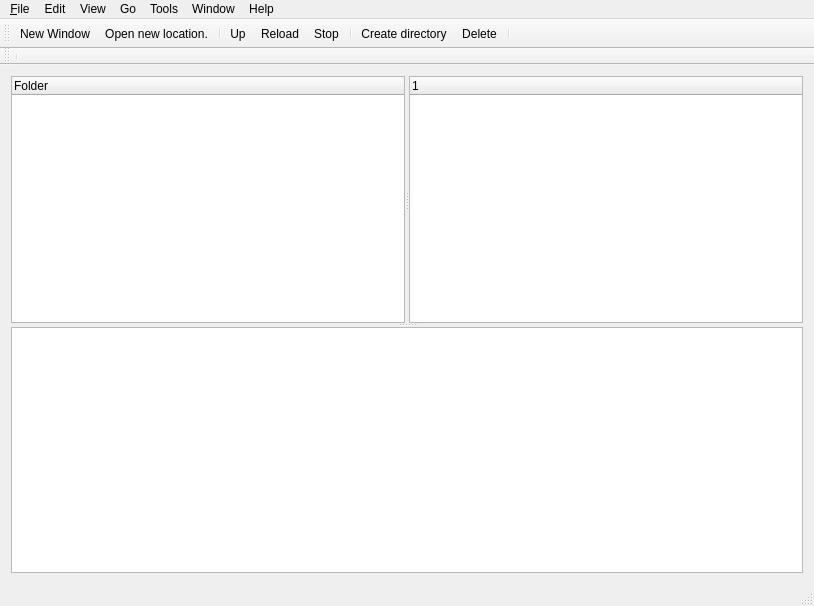
jonaslindemann/arc-gui-clients, file src/arcstorage-ui/arcstoragewindow.ui: the form before one commit.
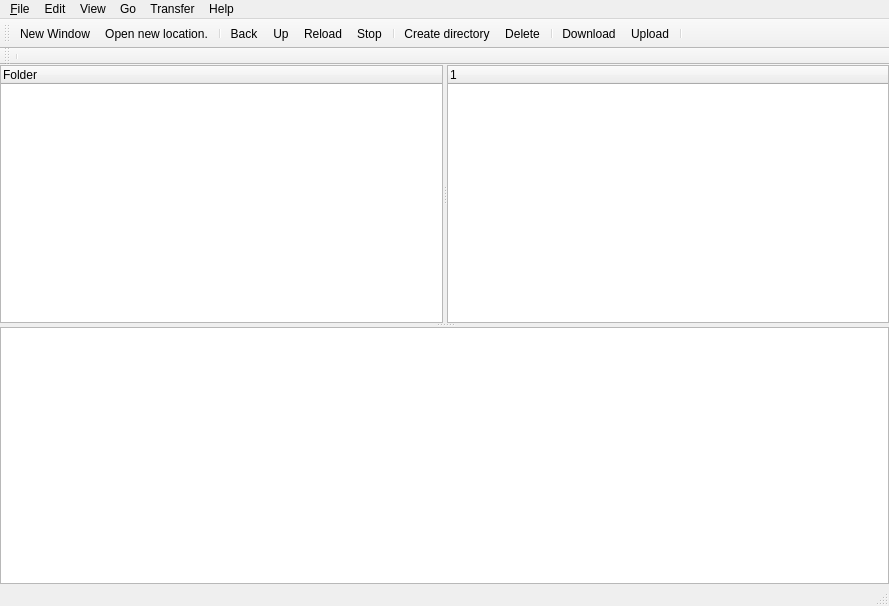
The form after the commit. Icons and pictures are not drawn. Custom widgets are drawn as their Qt base class.

Commit message: Upload and download added. Logging can now be changed from settings. Help window implemented with documentation for ARC Storage Explorer.

```diff
--- a/src/arcstorage-ui/arcstoragewindow.ui
+++ b/src/arcstorage-ui/arcstoragewindow.ui
@@ -6,7 +6,7 @@
    <rect>
     <x>0</x>
     <y>0</y>
-    <width>814</width>
+    <width>889</width>
     <height>606</height>
    </rect>
   </property>
@@ -21,6 +21,9 @@
     </sizepolicy>
    </property>
    <layout class="QVBoxLayout" name="verticalLayout">
+    <property name="margin">
+     <number>0</number>
+    </property>
     <item>
      <widget class="QSplitter" name="splitterVertical">
       <property name="sizePolicy">
@@ -60,6 +63,9 @@
          <height>0</height>
         </size>
        </property>
+       <property name="frameShape">
+        <enum>QFrame::NoFrame</enum>
+       </property>
        <property name="orientation">
         <enum>Qt::Horizontal</enum>
        </property>
@@ -82,6 +88,9 @@
           <height>16777215</height>
          </size>
         </property>
+        <property name="frameShape">
+         <enum>QFrame::StyledPanel</enum>
+        </property>
         <column>
          <property name="text">
           <string notr="true">Folder</string>
@@ -107,6 +116,12 @@
           <height>16777215</height>
          </size>
         </property>
+        <property name="frameShape">
+         <enum>QFrame::StyledPanel</enum>
+        </property>
+        <property name="frameShadow">
+         <enum>QFrame::Sunken</enum>
+        </property>
         <property name="selectionMode">
          <enum>QAbstractItemView::ContiguousSelection</enum>
         </property>
@@ -148,6 +163,9 @@
          <pointsize>9</pointsize>
         </font>
        </property>
+       <property name="frameShape">
+        <enum>QFrame::StyledPanel</enum>
+       </property>
        <property name="lineWrapMode">
         <enum>QTextEdit::NoWrap</enum>
        </property>
@@ -167,7 +185,7 @@
     <rect>
      <x>0</x>
      <y>0</y>
-     <width>814</width>
+     <width>889</width>
      <height>26</height>
     </rect>
    </property>
@@ -213,26 +231,18 @@
     </property>
     <addaction name="actionShowTransferList"/>
    </widget>
-   <widget class="QMenu" name="menuTools">
+   <widget class="QMenu" name="menuTransfer">
     <property name="title">
-     <string>Tools</string>
+     <string>Transfer</string>
     </property>
-    <addaction name="actionConvertCertificates"/>
-    <addaction name="actionCreateProxyCert"/>
-    <addaction name="actionJobSubmissionTool"/>
-    <addaction name="actionJobManager"/>
-   </widget>
-   <widget class="QMenu" name="menuWindow">
-    <property name="title">
-     <string>Window</string>
-    </property>
+    <addaction name="actionDownloadSelected"/>
+    <addaction name="actionUploadSelected"/>
    </widget>
    <addaction name="menu_File"/>
    <addaction name="menuEdit"/>
    <addaction name="menuView"/>
    <addaction name="menuGo"/>
-   <addaction name="menuTools"/>
-   <addaction name="menuWindow"/>
+   <addaction name="menuTransfer"/>
    <addaction name="menuHelp"/>
   </widget>
   <widget class="QToolBar" name="mainToolBar">
@@ -242,6 +252,9 @@
      <verstretch>0</verstretch>
     </sizepolicy>
    </property>
+   <property name="toolButtonStyle">
+    <enum>Qt::ToolButtonIconOnly</enum>
+   </property>
    <attribute name="toolBarArea">
     <enum>TopToolBarArea</enum>
    </attribute>
@@ -251,6 +264,7 @@
    <addaction name="actionNewWindow"/>
    <addaction name="actionOpenNewLocation"/>
    <addaction name="separator"/>
+   <addaction name="actionBack"/>
    <addaction name="actionUp"/>
    <addaction name="actionReload"/>
    <addaction name="actionStop"/>
@@ -258,6 +272,9 @@
    <addaction name="actionCreateDir"/>
    <addaction name="actionDelete"/>
    <addaction name="separator"/>
+   <addaction name="actionDownloadSelected"/>
+   <addaction name="actionUploadSelected"/>
+   <addaction name="separator"/>
   </widget>
   <widget class="QStatusBar" name="statusBar"/>
   <widget class="QToolBar" name="urlBreadCrumbToolbar">
@@ -477,6 +494,33 @@
     <string>Properties</string>
    </property>
   </action>
+  <action name="actionHelpContents">
+   <property name="text">
+    <string>Contents...</string>
+   </property>
+  </action>
+  <action name="actionDownloadSelected">
+   <property name="text">
+    <string>Download</string>
+   </property>
+   <property name="shortcut">
+    <string>Ctrl+D</string>
+   </property>
+   <property name="iconVisibleInMenu">
+    <bool>true</bool>
+   </property>
+  </action>
+  <action name="actionUploadSelected">
+   <property name="text">
+    <string>Upload</string>
+   </property>
+   <property name="shortcut">
+    <string>Ctrl+U</string>
+   </property>
+   <property name="iconVisibleInMenu">
+    <bool>true</bool>
+   </property>
+  </action>
  </widget>
  <layoutdefault spacing="6" margin="11"/>
  <customwidgets>
```
Left out of the diff: 12 changed lines with no effect on the pictures. The commit also changes 23 other files.
